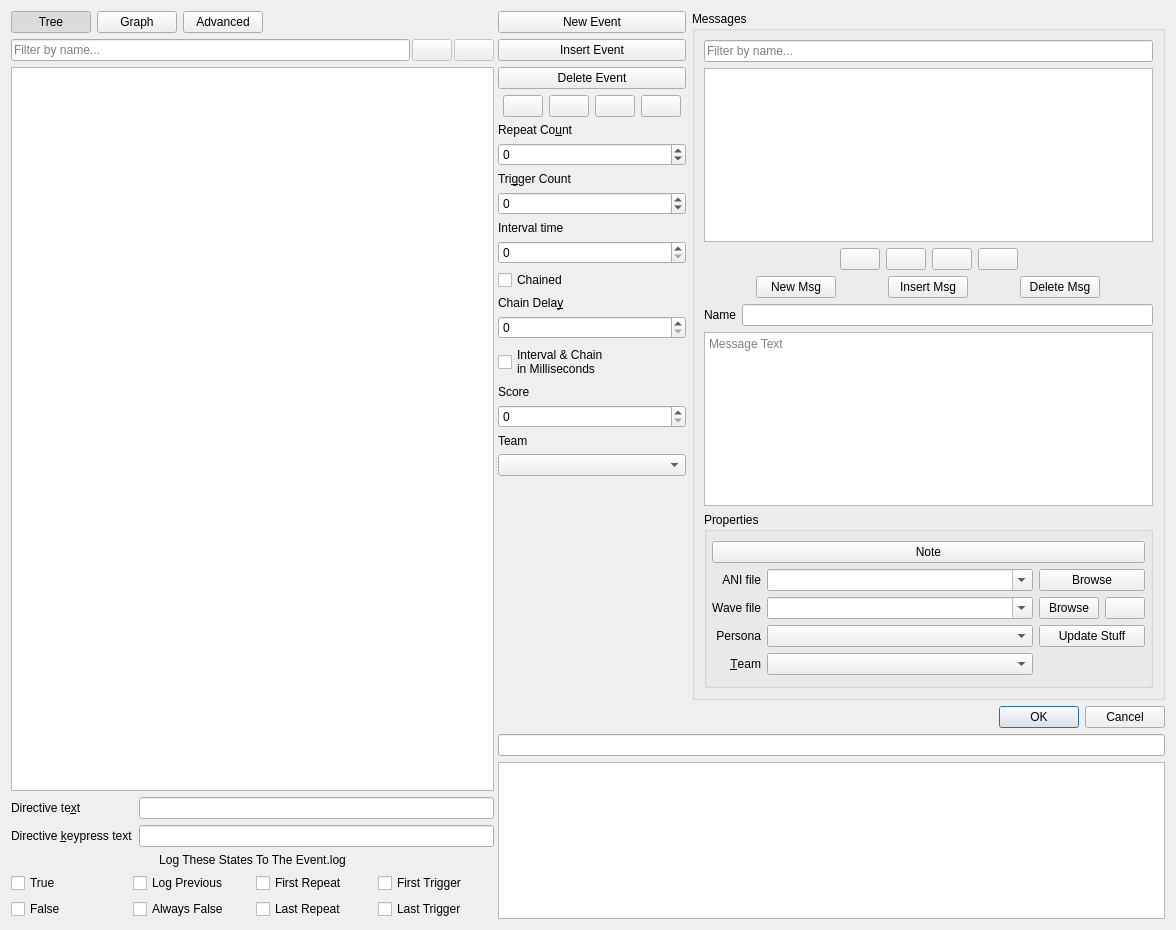
Before: the Qt Designer form qtfred/ui/MissionEventsDialog.ui in MjnMixael/fs2open.github.com, drawn with Qt 5.
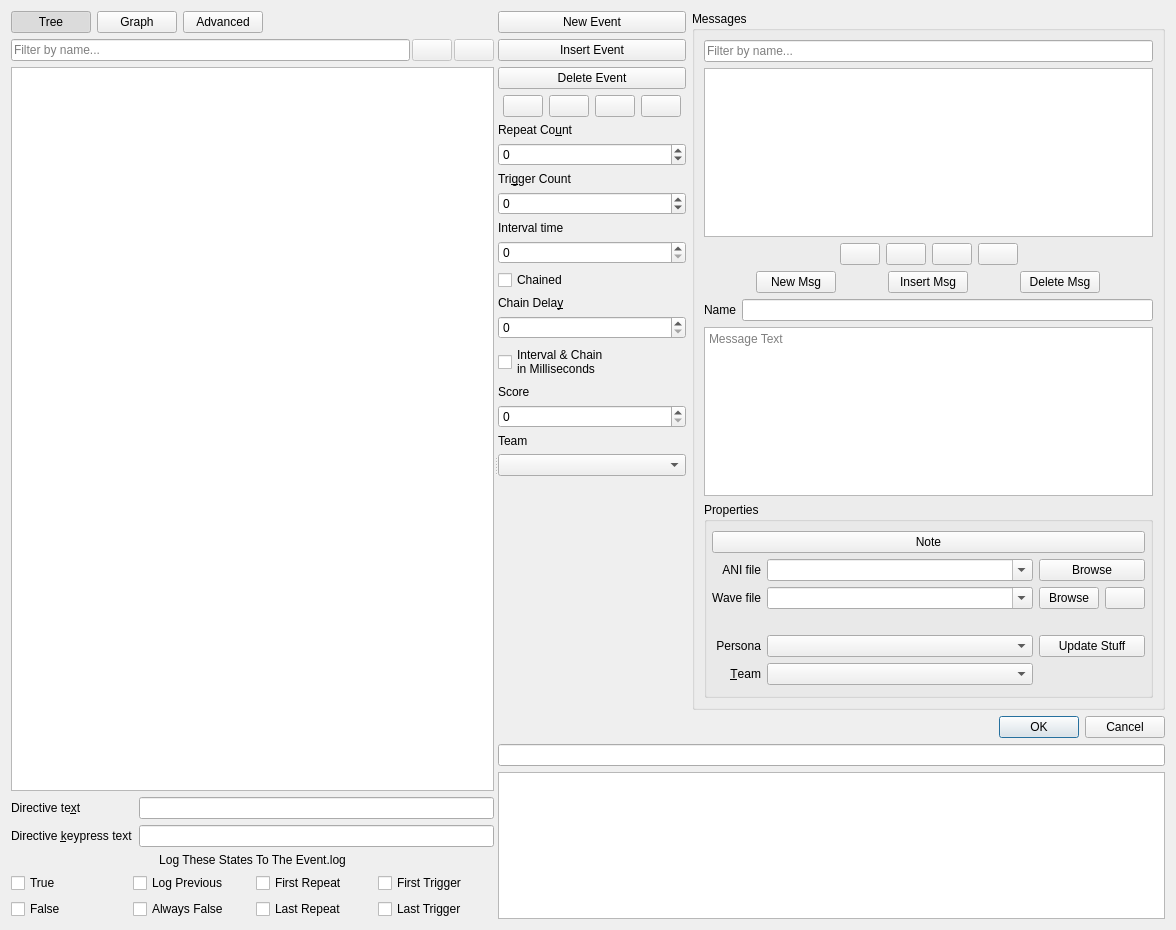
After: the same form once the commit is applied. Custom widgets are drawn as their Qt base class.

Commit message: QtFRED: show a message wave file's length and format in the Events editor

Diff of the .ui file:
```diff
--- a/qtfred/ui/MissionEventsDialog.ui
+++ b/qtfred/ui/MissionEventsDialog.ui
@@ -887,14 +887,14 @@
                  </property>
                  <item row="0" column="0" colspan="3">
                   <layout class="QGridLayout" name="gridLayout">
-                   <item row="3" column="3">
+                   <item row="4" column="3">
                     <widget class="QPushButton" name="btnUpdateStuff">
                      <property name="text">
                       <string>Update Stuff</string>
                      </property>
                     </widget>
                    </item>
-                   <item row="4" column="0">
+                   <item row="5" column="0">
                     <widget class="QLabel" name="label_13">
                      <property name="layoutDirection">
                       <enum>Qt::LayoutDirection::LeftToRight</enum>
@@ -910,7 +910,7 @@
                      </property>
                     </widget>
                    </item>
-                   <item row="3" column="0">
+                   <item row="4" column="0">
                     <widget class="QLabel" name="label_12">
                      <property name="layoutDirection">
                       <enum>Qt::LayoutDirection::LeftToRight</enum>
@@ -933,7 +933,7 @@
                      </property>
                     </widget>
                    </item>
-                   <item row="4" column="1" colspan="2">
+                   <item row="5" column="1" colspan="2">
                     <widget class="QComboBox" name="messageTeamCombo">
                      <property name="toolTip">
                       <string extracomment="Multiplayer Team Vs. Team Only"/>
@@ -956,7 +956,7 @@
                      </property>
                     </widget>
                    </item>
-                   <item row="3" column="1" colspan="2">
+                   <item row="4" column="1" colspan="2">
                     <widget class="QComboBox" name="personaCombo"/>
                    </item>
                    <item row="2" column="3">
@@ -1031,7 +1031,17 @@
                      </property>
                     </widget>
                    </item>
-                   <item row="5" column="1">
+                   <item row="3" column="1" colspan="3">
+                    <widget class="QLabel" name="waveInfoLabel">
+                     <property name="text">
+                      <string/>
+                     </property>
+                     <property name="textInteractionFlags">
+                      <set>Qt::TextInteractionFlag::TextSelectableByMouse</set>
+                     </property>
+                    </widget>
+                   </item>
+                   <item row="6" column="1">
                     <spacer name="horizontalSpacer">
                      <property name="orientation">
                       <enum>Qt::Orientation::Horizontal</enum>
```
The commit also changes 5 other files.
